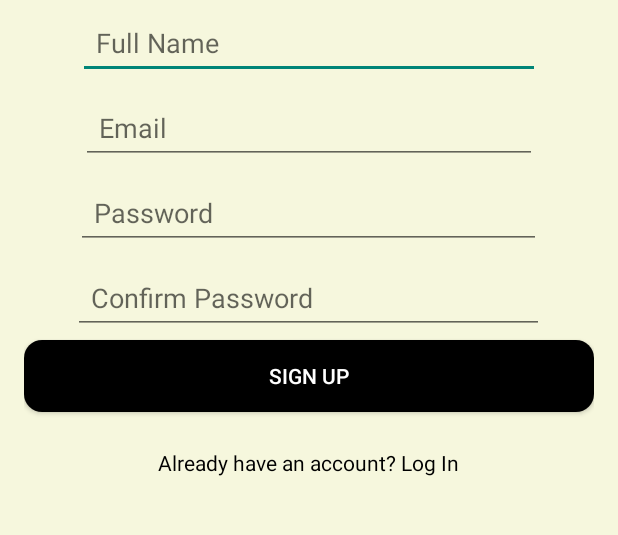
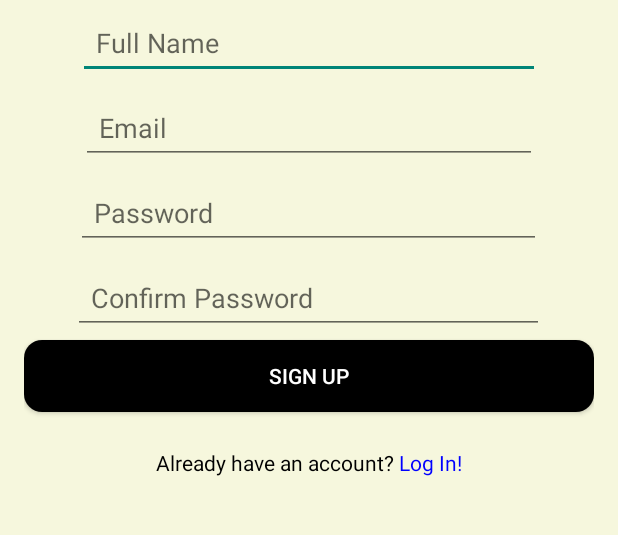
Before and after one commit to InnoTech-IT-Solutions/Wil-Application, an Android app: the SignupActivity screen opened directly, with no data from a screen before it, on a phone screen of 412 x 824 dp, the part 104-639 px from its top. Run offline under Robolectric (Android 15) with nearby library versions, the phone set to English and light mode, and no system bars; our stand-ins replace Firebase (no records; nobody signed in at launch, a user with empty details on screens opened directly).

Commit message:
SignUp Page - Setting text "Log In!"
Set the isolated text in textview "loginTextButton" to highlight "Log In!" in blue. Makes interface more user friendly

```diff
--- a/app/src/main/java/com/example/heal_application/SignupActivity.kt
+++ b/app/src/main/java/com/example/heal_application/SignupActivity.kt
@@ -2,6 +2,10 @@ package com.example.heal_application
 
 import android.content.Intent
 import android.os.Bundle
+import android.graphics.Color
+import android.text.SpannableString
+import android.text.Spanned
+import android.text.style.ForegroundColorSpan
 import androidx.appcompat.app.AppCompatActivity
 import android.widget.Button
 import android.widget.EditText
@@ -33,6 +37,25 @@ class SignupActivity : AppCompatActivity() {
         confirmPasswordEditText = findViewById(R.id.confirmPasswordEditText)
         signupButton = findViewById(R.id.signupButton)
         loginTextButton = findViewById(R.id.loginTextButton)
+
+
+        //Highlighting "Log In!"
+        val fulltext = "Already have an account? Log In!"
+        val spannableString = SpannableString(fulltext)
+
+        //Setting color for "Log In!"
+        val loginColorSpan = ForegroundColorSpan(Color.BLUE)
+        val startIndex = fulltext.indexOf("Log In!")
+        val endIndex = startIndex + "Log In!".length
+        spannableString.setSpan(
+            loginColorSpan,
+            startIndex,
+            endIndex,
+            Spanned.SPAN_EXCLUSIVE_EXCLUSIVE
+        )
+
+        // Setting spannable to loginTextButton TV
+        loginTextButton.text = spannableString
 
         signupButton.setOnClickListener {
             val name = nameEditText.text.toString().trim()
--- a/app/src/main/res/layout/activity_signup.xml
+++ b/app/src/main/res/layout/activity_signup.xml
@@ -81,7 +81,7 @@
             android:layout_height="22dp"
             android:clickable="true"
             android:focusable="true"
-            android:text="Already have an account? Log In"
+            android:text="Already have an account? Log In!"
             android:textColor="@color/black" />
 
     </LinearLayout>
```
